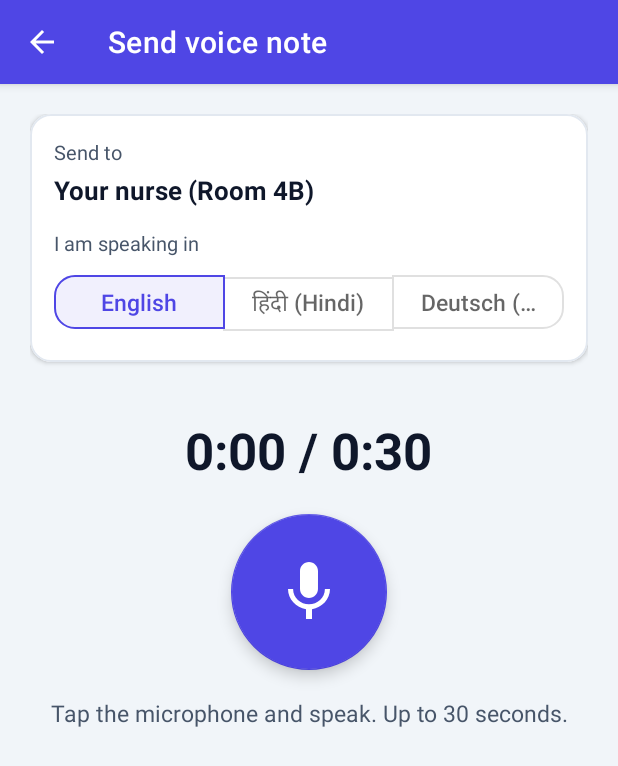
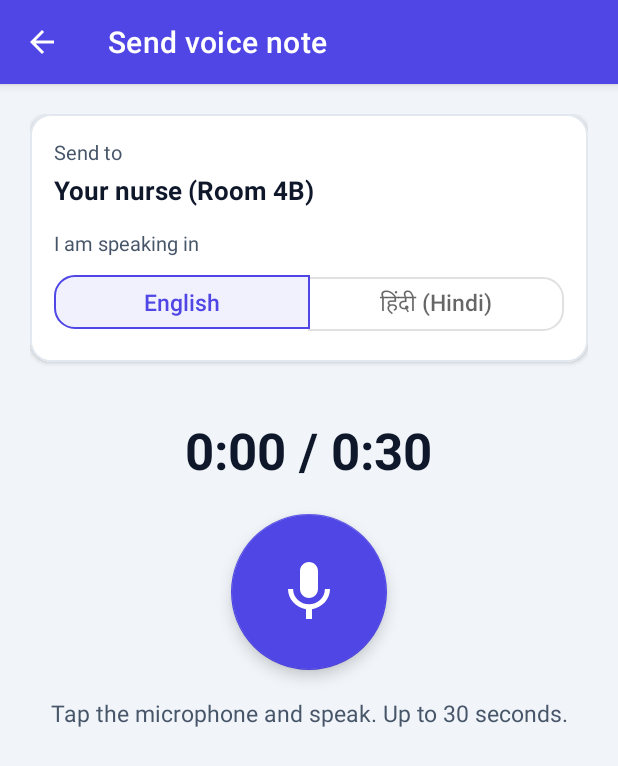
Before and after one commit to ishaanparikh14/CareVoiceAI, an Android app: the SendVoiceNoteActivity screen opened directly, with no data from a screen before it, on a phone screen of 412 x 824 dp. Shown: the top 766 px of the screen. Run offline under Robolectric (Android 15) with nearby library versions, the light colour scheme and no system bars.

Commit message:
Revert "feat: add German (de) to Android app (picker, TTS, translation, values-de)"
This reverts commit 6500e6e1fba6e7d5e3b198fb1c09c0a8e20fef50.

```diff
--- a/app/src/main/kotlin/com/carevoice/app/SendVoiceNoteActivity.kt
+++ b/app/src/main/kotlin/com/carevoice/app/SendVoiceNoteActivity.kt
@@ -154,29 +154,15 @@ class SendVoiceNoteActivity : AppCompatActivity() {
 
     private fun setupLanguage() {
         val prefs = getSharedPreferences(ServerUploader.PREFS_NAME, Context.MODE_PRIVATE)
-        val checkedId = when (prefs.getString(PREF_LANG, "en")) {
-            "hi" -> R.id.btnLangHi
-            "de" -> R.id.btnLangDe
-            else -> R.id.btnLangEn
-        }
-        binding.toggleLanguage.check(checkedId)
-        binding.toggleLanguage.addOnButtonCheckedListener { _, id, isChecked ->
-            if (isChecked) {
-                val code = when (id) {
-                    R.id.btnLangHi -> "hi"
-                    R.id.btnLangDe -> "de"
-                    else -> "en"
-                }
-                prefs.edit().putString(PREF_LANG, code).apply()
-            }
+        val saved = prefs.getString(PREF_LANG, "en")
+        binding.toggleLanguage.check(if (saved == "hi") R.id.btnLangHi else R.id.btnLangEn)
+        binding.toggleLanguage.addOnButtonCheckedListener { _, checkedId, isChecked ->
+            if (isChecked) prefs.edit().putString(PREF_LANG, if (checkedId == R.id.btnLangHi) "hi" else "en").apply()
         }
     }
 
-    private fun selectedLanguage(): String = when (binding.toggleLanguage.checkedButtonId) {
-        R.id.btnLangHi -> "hi"
-        R.id.btnLangDe -> "de"
-        else -> "en"
-    }
+    private fun selectedLanguage(): String =
+        if (binding.toggleLanguage.checkedButtonId == R.id.btnLangHi) "hi" else "en"
 
     private fun targetRoom(): String? =
         if (isNurse) rooms.getOrNull(binding.spinnerRoom.selectedItemPosition)?.room else patientRoom()
--- a/app/src/main/res/layout/activity_voice_note_send.xml
+++ b/app/src/main/res/layout/activity_voice_note_send.xml
@@ -86,16 +86,6 @@
                         android:layout_weight="1"
                         android:minHeight="48dp"
                         android:text="@string/vn_lang_hindi"
-                        android:textAllCaps="false" />
-
-                    <com.google.android.material.button.MaterialButton
-                        android:id="@+id/btnLangDe"
-                        style="@style/Widget.MaterialComponents.Button.OutlinedButton"
-                        android:layout_width="0dp"
-                        android:layout_height="wrap_content"
-                        android:layout_weight="1"
-                        android:minHeight="48dp"
-                        android:text="@string/vn_lang_german"
                         android:textAllCaps="false" />
                 </com.google.android.material.button.MaterialButtonToggleGroup>
             </LinearLayout>
--- a/app/src/main/res/values/strings.xml
+++ b/app/src/main/res/values/strings.xml
@@ -146,7 +146,6 @@
     <string name="vn_language">I am speaking in</string>
     <string name="vn_lang_english">English</string>
     <string name="vn_lang_hindi">हिंदी (Hindi)</string>
-    <string name="vn_lang_german">Deutsch (German)</string>
     <string name="vn_record">Start recording</string>
     <string name="vn_stop">Stop</string>
     <string name="vn_tap_to_record">Tap the microphone and speak. Up to 30 seconds.</string>
@@ -170,7 +169,6 @@
     <string name="vn_reply">Reply</string>
     <string name="vn_translate_to_hi">Translate to Hindi</string>
     <string name="vn_translate_to_en">Translate to English</string>
-    <string name="vn_translate_to_de">Translate to German</string>
     <string name="vn_translating">Translating…</string>
     <string name="vn_listen_translation">Listen to translation</string>
     <string name="vn_translate_first_use">Translating on this phone. The first time downloads a language pack.</string>
```
Also changed, not shown: app/src/main/kotlin/com/carevoice/app/NoteTranslator.kt (+6 -19 lines), app/src/main/kotlin/com/carevoice/app/NurseActivity.kt (+5 -6 lines), app/src/main/kotlin/com/carevoice/app/NurseTts.kt (+1 -14 lines), app/src/main/kotlin/com/carevoice/app/ReceivedVoiceNotesActivity.kt (+1 -8 lines), app/src/main/kotlin/com/carevoice/app/VoiceNoteAdapter.kt (+3 -11 lines), 2 other files.
